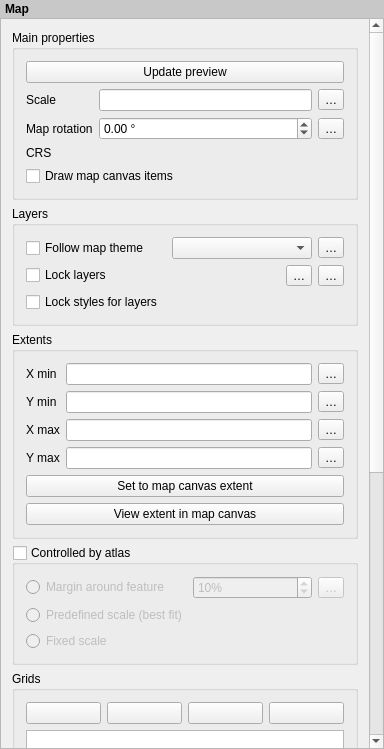
Before: the Qt Designer form src/ui/layout/qgslayoutmapwidgetbase.ui in qgis/QGIS, drawn with Qt 5.
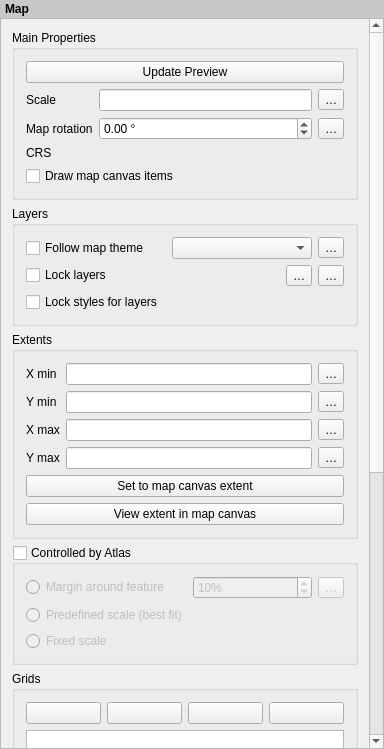
After: the same form once the commit is applied. Icons and pictures are not drawn. Custom widgets are drawn as their Qt base class.

Diff of the .ui file:
```diff
--- a/src/ui/layout/qgslayoutmapwidgetbase.ui
+++ b/src/ui/layout/qgslayoutmapwidgetbase.ui
@@ -81,7 +81,7 @@
           <enum>Qt::StrongFocus</enum>
          </property>
          <property name="title">
-          <string>Main properties</string>
+          <string>Main Properties</string>
          </property>
          <property name="syncGroup" stdset="0">
           <string notr="true">composeritem</string>
@@ -176,7 +176,7 @@
           <item row="0" column="0" colspan="2">
            <widget class="QPushButton" name="mUpdatePreviewButton">
             <property name="text">
-             <string>Update preview</string>
+             <string>Update Preview</string>
             </property>
            </widget>
           </item>
@@ -413,7 +413,7 @@
        <item>
         <widget class="QgsCollapsibleGroupBoxBasic" name="mAtlasCheckBox">
          <property name="title">
-          <string>Controlled by atlas</string>
+          <string>Controlled by Atlas</string>
          </property>
          <property name="checkable">
           <bool>true</bool>
```
